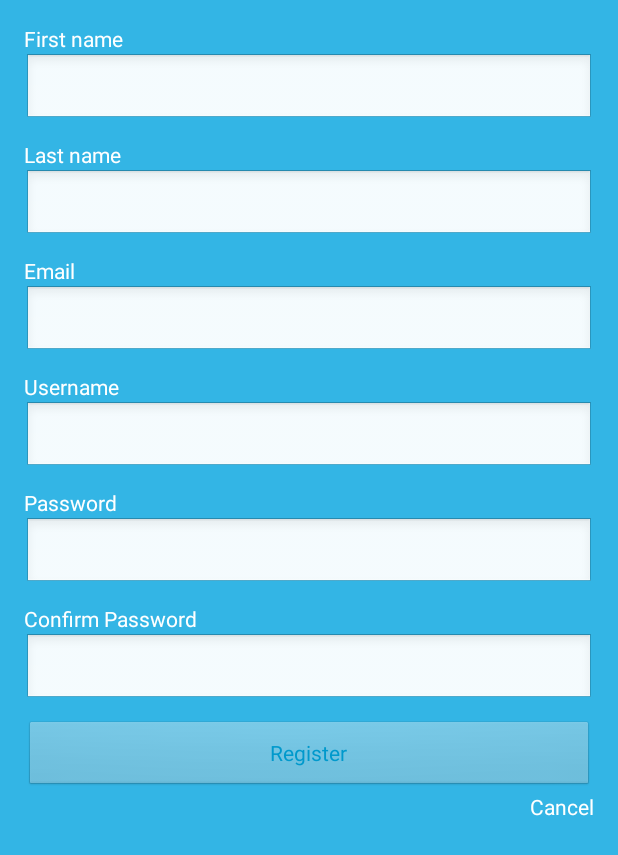
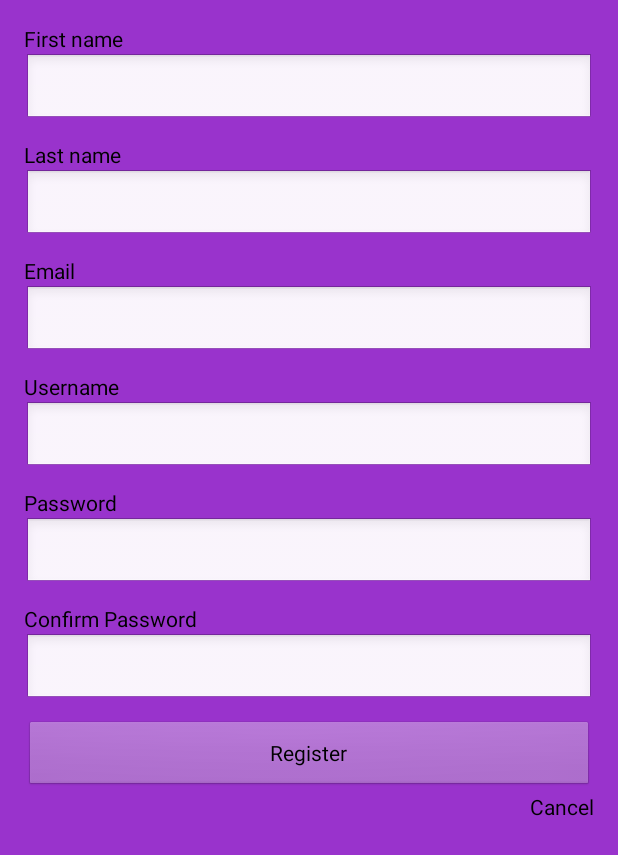
Before and after one commit to Alzheimers480/AndClientUI, an Android app: the CreateUser screen opened directly, with no data from a screen before it, on a phone screen of 412 x 824 dp. Shown: the top 855 px of the screen. Run offline under Robolectric (Android 15) with nearby library versions, the phone set to English and light mode, and no system bars.

Commit message:
ui changes

```diff
--- a/src/main/res/layout/activity_create_user.xml
+++ b/src/main/res/layout/activity_create_user.xml
@@ -8,13 +8,13 @@
     android:paddingLeft="@dimen/activity_horizontal_margin"
     android:paddingRight="@dimen/activity_horizontal_margin"
     android:paddingTop="@dimen/activity_vertical_margin"
-    android:background="@color/blue"
+    android:background="@color/darkpurple"
     tools:context="com.cse480.alzand.CreateUser">
 
     <TextView
         android:layout_width="wrap_content"
         android:text="First name"
-        android:textColor="@android:color/white"
+        android:textColor="@android:color/black"
         android:layout_height="wrap_content" />
 
     <EditText
@@ -26,7 +26,7 @@
     <TextView
         android:layout_width="wrap_content"
         android:text="Last name"
-        android:textColor="@android:color/white"
+        android:textColor="@android:color/black"
         android:layout_height="wrap_content" />
 
     <EditText
@@ -38,7 +38,7 @@
     <TextView
         android:layout_width="wrap_content"
         android:text="Email"
-        android:textColor="@android:color/white"
+        android:textColor="@android:color/black"
         android:layout_height="wrap_content" />
 
     <EditText
@@ -50,7 +50,7 @@
     <TextView
         android:layout_width="wrap_content"
         android:text="Username"
-        android:textColor="@android:color/white"
+        android:textColor="@android:color/black"
         android:layout_height="wrap_content" />
 
     <EditText
@@ -62,7 +62,7 @@
     <TextView
         android:layout_width="wrap_content"
         android:text="Password"
-        android:textColor="@android:color/white"
+        android:textColor="@android:color/black"
         android:layout_height="wrap_content" />
 
     <EditText
@@ -75,7 +75,7 @@
     <TextView
         android:layout_width="wrap_content"
         android:text="Confirm Password"
-        android:textColor="@android:color/white"
+        android:textColor="@android:color/black"
         android:layout_height="wrap_content" />
 
     <EditText
@@ -88,7 +88,7 @@
     <Button
         android:id="@+id/bRegister"
         android:text="Register"
-        android:textColor="@color/darkblue"
+        android:textColor="@android:color/black"
         android:layout_width="match_parent"
         android:layout_height="wrap_content" />
 
@@ -96,7 +96,7 @@
         android:id="@+id/tvCancel"
         android:layout_width="wrap_content"
         android:text="Cancel"
-        android:textColor="@android:color/white"
+        android:textColor="@android:color/black"
         android:layout_height="wrap_content"
         android:layout_gravity="right" />
 
--- a/src/main/res/layout/activity_forgot_password.xml
+++ b/src/main/res/layout/activity_forgot_password.xml
@@ -8,13 +8,13 @@
 	      android:paddingLeft="@dimen/activity_horizontal_margin"
 	      android:paddingRight="@dimen/activity_horizontal_margin"
 	      android:paddingTop="@dimen/activity_vertical_margin"
-	      android:background="@color/blue"
+	      android:background="@color/darkpurple"
 	      tools:context="com.cse480.alzand.ForgotPassword">
 
   <TextView
       android:layout_width="wrap_content"
       android:text="Username"
-      android:textColor="@android:color/white"
+      android:textColor="@android:color/black"
       android:layout_height="wrap_content" />
 
   <EditText
@@ -26,7 +26,7 @@
   <Button
       android:id="@+id/sendMail"
       android:text="Send Email"
-      android:textColor="@color/darkblue"
+      android:textColor="@android:color/black"
       android:layout_marginBottom="20dp"
       android:layout_width="match_parent"
       android:layout_height="wrap_content"
```
Also changed, not shown: src/main/res/layout/activity_add.xml (+11 -9 lines), src/main/res/layout/activity_picture.xml (+4 -4 lines), src/main/res/layout/activity_user.xml (+25 -4 lines), src/main/res/layout/main.xml (+7 -7 lines), 1 other file.
